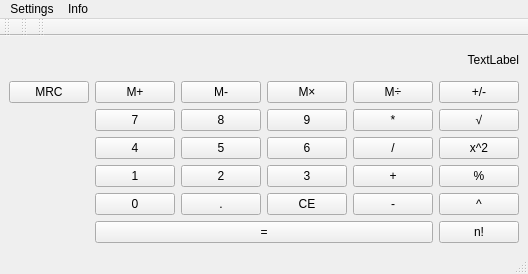
Above: src/pshculator.ui from Destrolaric/Dumbulator before the change. Below: the same form after it.
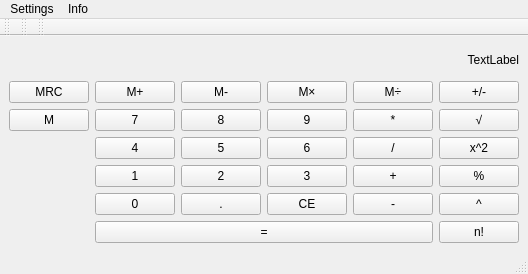
That is the form after the change.

Commit message: added new functionality, such as memory button

```diff
--- a/src/pshculator.ui
+++ b/src/pshculator.ui
@@ -221,6 +221,13 @@
       </property>
      </widget>
     </item>
+    <item row="2" column="0">
+     <widget class="QPushButton" name="pushButton">
+      <property name="text">
+       <string>M</string>
+      </property>
+     </widget>
+    </item>
    </layout>
   </widget>
   <widget class="QMenuBar" name="menubar">
```
The commit also changes 3 other files.
